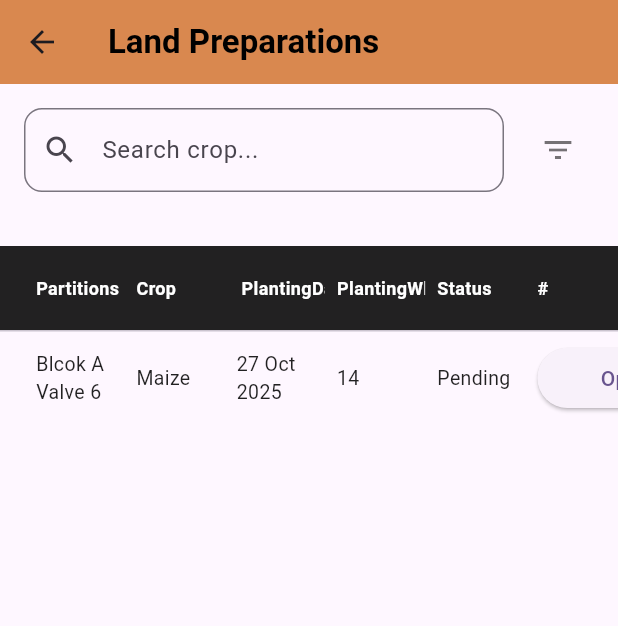
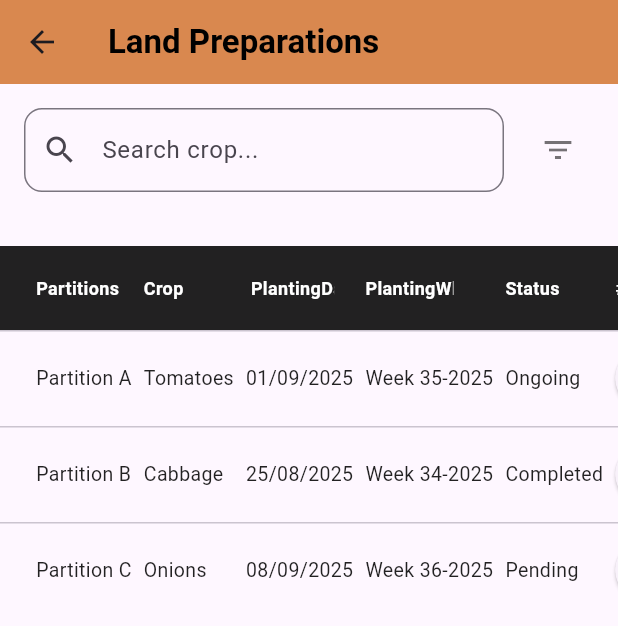
Before and after one commit to Tedpi1/nursery_app, a Flutter app: the LandPrepPage screen opened directly, on a phone screen of 412 x 824 dp. Shown: the top 626 px of the screen. Run offline on Flutter 3.47's test engine with Material 3 defaults, Android fonts, the phone set to English and light mode, and no system bars; our stand-ins replace syncfusion_flutter_charts, syncfusion_flutter_datepicker.

Commit message:
Landpreparation done

```diff
--- /dev/null
+++ b/assets/landprep.json
@@ -0,0 +1,23 @@
+[
+  {
+    "crop": "Tomatoes",
+    "partitions": "Partition A",
+    "plantingweek": "Week 35-2025",
+    "plantingDate": "01/09/2025",
+    "status": "Ongoing"
+  },
+  {
+    "crop": "Cabbage",
+    "partitions": "Partition B",
+    "plantingweek": "Week 34-2025",
+    "plantingDate": "25/08/2025",
+    "status": "Completed"
+  },
+  {
+    "crop": "Onions",
+    "partitions": "Partition C",
+    "plantingweek": "Week 36-2025",
+    "plantingDate": "08/09/2025",
+    "status": "Pending"
+  }
+]
--- a/lib/landprep/landprep.dart
+++ b/lib/landprep/landprep.dart
@@ -1,4 +1,7 @@
+import 'dart:convert';
+
 import 'package:flutter/material.dart';
+import 'package:flutter/services.dart';
 import 'package:nursery_app/constant/color.dart';
 import 'package:nursery_app/nursery/crop_detail.dart';
 import 'package:syncfusion_flutter_charts/charts.dart';
@@ -6,6 +9,42 @@ import 'package:syncfusion_flutter_datepicker/datepicker.dart';
 import 'package:intl/intl.dart';
 
 import 'landQeustionaire.dart';
+
+class Landprep {
+  final String crop;
+  final String partitions;
+  final String plantingweek;
+  final String plantingDate;
+  final String status;
+
+  Landprep({
+    required this.crop,
+    required this.partitions,
+    required this.plantingweek,
+    required this.plantingDate,
+    required this.status,
+  });
+
+  factory Landprep.fromJson(Map<String, dynamic> json) {
+    return Landprep(
+      crop: json['crop'],
+      partitions: json['partitions'],
+      plantingweek: json['plantingweek'],
+      plantingDate: json['plantingDate'],
+      status: json['status'],
+    );
+  }
+
+  Map<String, dynamic> toJson() => {
+    'crop': crop,
+
+    'partitions': partitions,
+    'plantingweek': plantingweek,
+    'plantingDate': plantingDate,
+    'status': status,
+  };
+}
+
 
 class LandPrepPage extends StatefulWidget {
   const LandPrepPage({super.key});
@@ -17,6 +56,8 @@ class LandPrepPage extends StatefulWidget {
 class _LandPrepPageState extends State<LandPrepPage> {
   String searchQuery="";
   String? landfilter;
+  List<Landprep> _land = [];
+  bool _loading = true;
 
 
   String? partitionFilter;
@@ -27,6 +68,22 @@ class _LandPrepPageState extends State<LandPrepPage> {
   DateTime? plantingToDate;
 
   final DateFormat formatter = DateFormat("dd/MM/yyyy");
+
+  @override
+  void initState() {
+    super.initState();
+    _loadLandData();
+  }
+
+  Future<void> _loadLandData() async {
+    final String response = await rootBundle.loadString('assets/landprep.json');
+    final List<dynamic> data = json.decode(response);
+
+    setState(() {
+      _land = data.map((e) => Landprep.fromJson(e)).toList();
+      _loading = false;
+    });
+  }
 
   List<Landprep> get filteredCrops {
     return _land.where((crop) {
@@ -131,7 +188,7 @@ class _LandPrepPageState extends State<LandPrepPage> {
         children: [
           buildSearchAndFilterBar(context),
           SizedBox(height: 20.0,),
-          _dashboardTable(context)
+          Expanded(child: _dashboardTable(context, filteredCrops)),
         ],
 
       ),
@@ -395,7 +452,7 @@ class _LandPrepPageState extends State<LandPrepPage> {
 
 
 
-Widget _dashboardTable(BuildContext context) {
+Widget _dashboardTable(BuildContext context,List<Landprep> data) {
   // 👇 Responsive font sizes
   final screenWidth = MediaQuery.of(context).size.width;
   final double headingFontSize = screenWidth < 1000 ? 10 : 12;
@@ -448,34 +505,25 @@ Widget _dashboardTable(BuildContext context) {
             DataColumn(label: SizedBox(width: actionColWidth, child: Text("#"))),
           ],
 
-          rows: _land.map((land) {
+          rows: data.map((land) {
             return DataRow(
               cells: [
-                DataCell(SizedBox(width: colWidth, child: Text(land.partitions))),
-                DataCell(SizedBox(width: colWidth, child: Text(land.crop))),
-                DataCell(SizedBox(width: colWidth, child: Text(land.plantingDate))),
-                DataCell(SizedBox(width: colWidth, child: Text(land.plantingweek.toString()))),
-
-                DataCell(SizedBox(width: colWidth, child: Text(land.status))),
-
+                DataCell(Text(land.partitions)),
+                DataCell(Text(land.crop)),
+                DataCell(Text(land.plantingDate)),
+                DataCell(Text(land.plantingweek)),
+                DataCell(Text(land.status)),
                 DataCell(
-                  SizedBox(
-                    width: actionColWidth,
-                    child: ElevatedButton(
+                  ElevatedButton(
                     onPressed: () {
                       Navigator.push(
                         context,
-                            MaterialPageRoute(
-                            builder: (context) =>
-                                LandPreparationPage(),
-                        ),
+                        MaterialPageRoute(builder: (_) => const LandPreparationPage()),
                       );
                     },
                     child: const Text("Open"),
                   ),
                 ),
-                ),
-
               ],
             );
           }).toList(),
@@ -490,23 +538,6 @@ Widget _dashboardTable(BuildContext context) {
 
 
 // 🔹 Example crops dataset (keep it outside the widget function)
-final List<Landprep> _land = [
-  Landprep("Blcok A Valve 6", 'Maize', "27 Oct 2025", 14, "Pending"),
-];
+
 
 // 🔹 Data class
-class Landprep {
-  final String partitions;
-  final String crop;
-  final String plantingDate;
-  final int plantingweek;
-  final String status;
-
-  Landprep(
-      this.partitions,
-      this.crop,
-      this.plantingDate,
-      this.plantingweek,
-      this.status,
-      );
-}
--- a/pubspec.yaml
+++ b/pubspec.yaml
@@ -23,3 +23,4 @@ flutter:
   uses-material-design: true
   assets:
     - assets/crop.json
+    - assets/landprep.json
```
Lines whose indentation alone changed are shown as unchanged.
